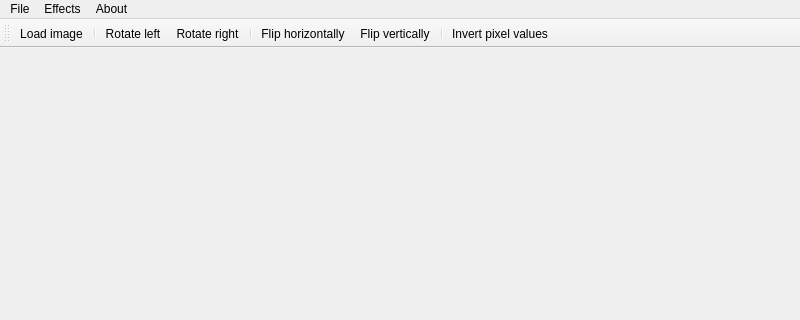
First picture: the form in src/ui/MainWindow.ui, repository shah253kt/qt-simple-image-manipulator, before the edit; both pictures show x 0 to 800 and y 0 to 320 of the 800 by 600 pixel window.
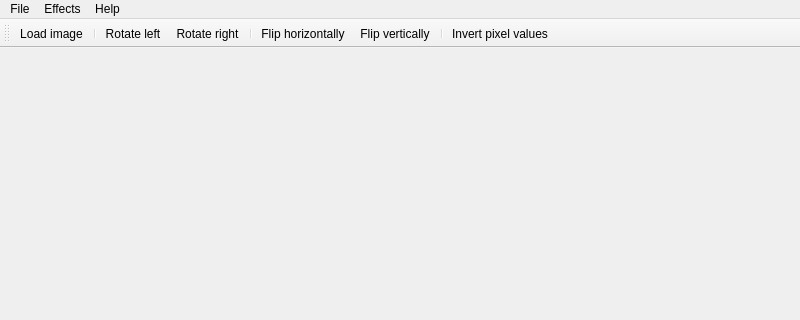
Second picture: the form after the edit. Icons and pictures are not drawn.

```diff
--- a/src/ui/MainWindow.ui
+++ b/src/ui/MainWindow.ui
@@ -52,14 +52,14 @@
     <addaction name="separator"/>
     <addaction name="actionInvert_pixel_values"/>
    </widget>
-   <widget class="QMenu" name="menuAbout">
+   <widget class="QMenu" name="menuHelp">
     <property name="title">
-     <string>About</string>
+     <string>Help</string>
     </property>
    </widget>
    <addaction name="menuFile"/>
    <addaction name="menuEffects"/>
-   <addaction name="menuAbout"/>
+   <addaction name="menuHelp"/>
   </widget>
   <widget class="QStatusBar" name="statusbar"/>
   <widget class="QToolBar" name="toolBar">
```
Left out of the diff: 12 changed lines with no effect on the pictures.
